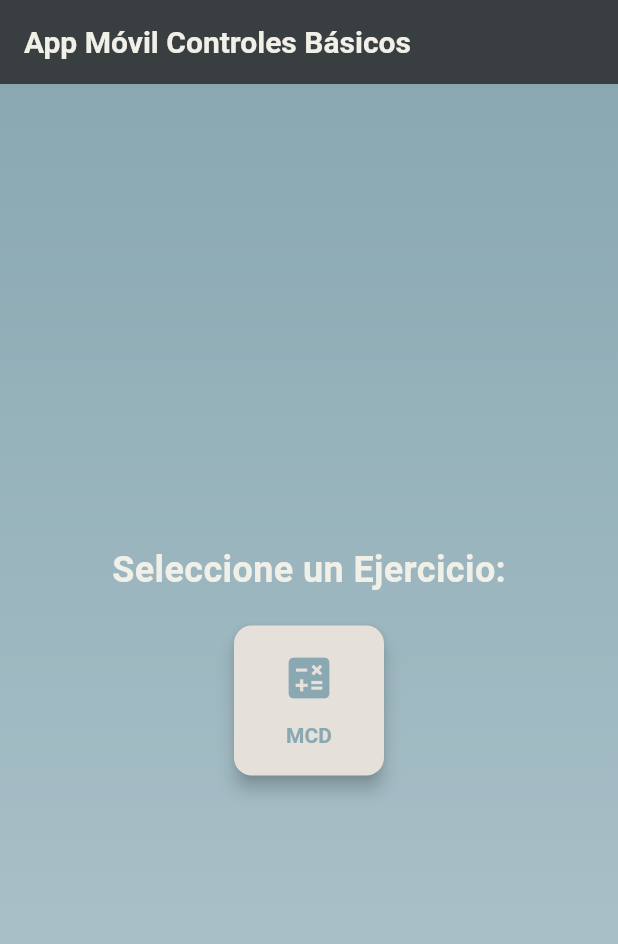
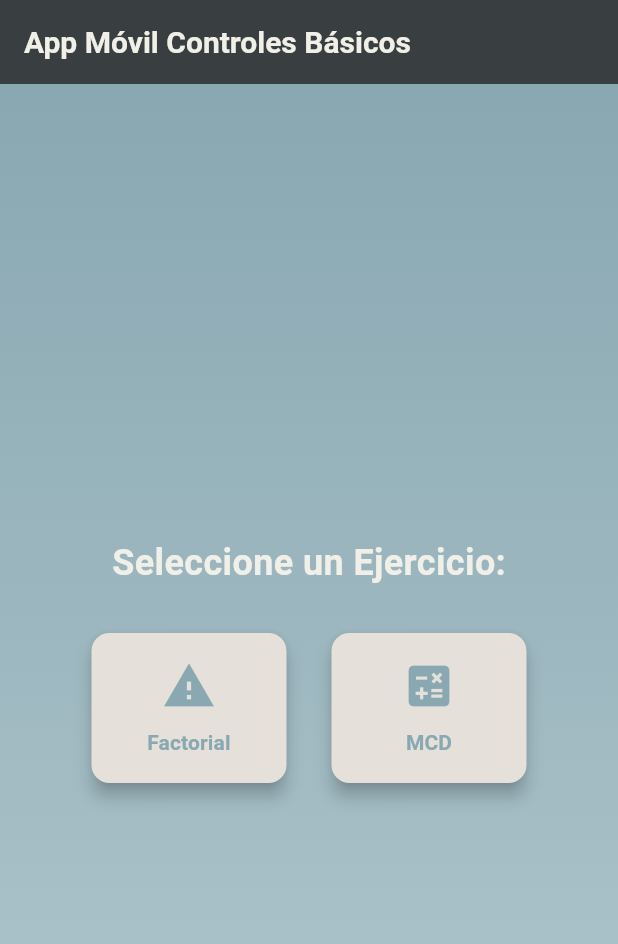
Before and after one commit to pacoquiroga/AppMovil_ControlesBasicos, a Flutter app: the screen it shows after launch, on a phone screen of 412 x 824 dp. Shown: the top 944 px of the screen. Run offline on Flutter 3.47's test engine with Material 3 defaults, Android fonts, the phone set to English and light mode, and no system bars.

Commit message:
Factorial exercise

```diff
--- a/lib/main.dart
+++ b/lib/main.dart
@@ -1,4 +1,3 @@
-import 'package:flutter/material.dart';
 import 'package:flutter/material.dart';
 import './pages/HomePage.dart';
 
--- a/lib/pages/HomePage.dart
+++ b/lib/pages/HomePage.dart
@@ -1,3 +1,4 @@
+import 'package:appmovil_principios/pages/FactorialPage.dart';
 import 'package:flutter/material.dart';
 import 'MCDPage.dart';
 
@@ -44,10 +45,10 @@ class HomePageState extends State<HomePage> {
                     fontWeight: FontWeight.bold,
                   ),
                 ),
-                const SizedBox(height: 20),
+                const SizedBox(height: 30),
                 Wrap(
-                  spacing: 20,
-                  runSpacing: 20,
+                  spacing: 30,
+                  runSpacing: 30,
                   alignment: WrapAlignment.center,
                   children: [
                     // _buildOperationButton(
@@ -56,12 +57,12 @@ class HomePageState extends State<HomePage> {
                     //   Icons.abc,
                     //   ASCIIPage(),
                     // ),
-                    // _buildOperationButton(
-                    //   context,
-                    //   'Factorial',
-                    //   Icons.warning,
-                    //   FactorialPage(),
-                    // ),
+                    _buildOperationButton(
+                      context,
+                      'Factorial',
+                      Icons.warning,
+                      FactorialPage(),
+                    ),
                     _buildOperationButton(
                       context,
                       'MCD',
@@ -87,7 +88,7 @@ class HomePageState extends State<HomePage> {
   Widget _buildOperationButton(
       BuildContext context, String title, IconData icon, Widget nextPage) {
     return SizedBox(
-      width: 100,
+      width: 130,
       height: 100,
       child: ElevatedButton(
         onPressed: () {
```
Also changed, not shown: lib/controller/FactorialController.dart (added, +10 -0 lines), lib/pages/FactorialPage.dart (added, +112 -0 lines).
